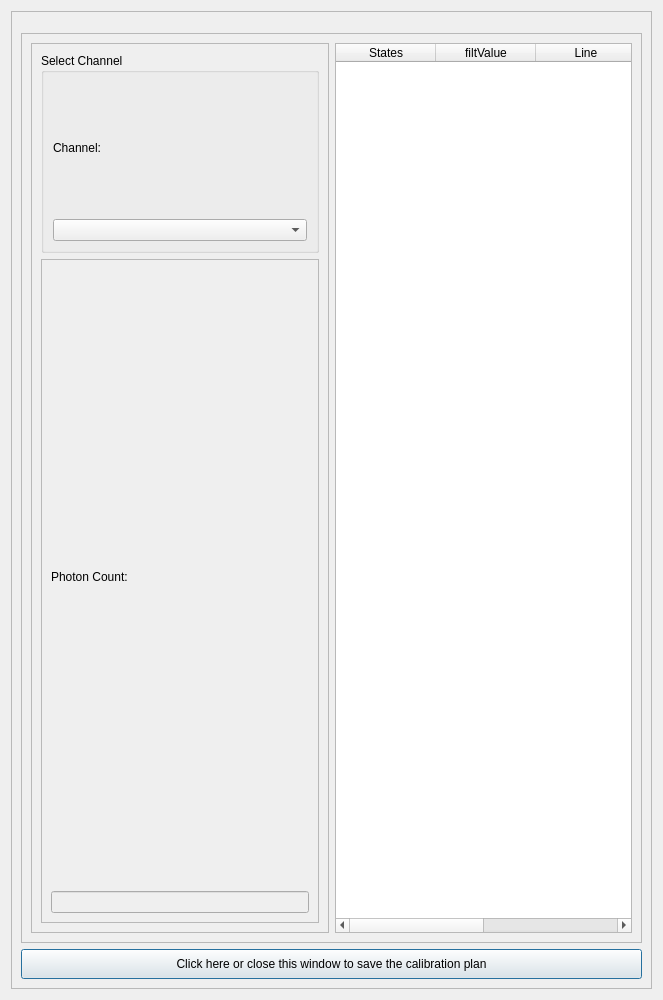
Above: massGui/ui/ChannelBrowser.ui from gmondee/massGui before the change. Below: the same form after it.
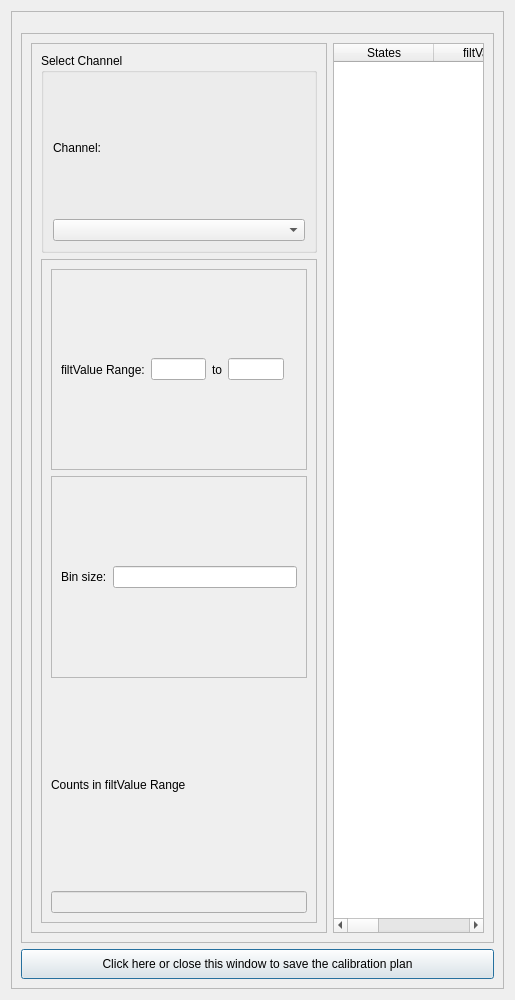
That is the form after the change. Custom widgets are drawn as their Qt base class.

The edit to the form file:
```diff
--- a/massGui/ui/ChannelBrowser.ui
+++ b/massGui/ui/ChannelBrowser.ui
@@ -6,7 +6,7 @@
    <rect>
     <x>0</x>
     <y>0</y>
-    <width>663</width>
+    <width>515</width>
     <height>1000</height>
    </rect>
   </property>
@@ -140,11 +140,84 @@
               <property name="frameShadow">
                <enum>QFrame::Raised</enum>
               </property>
-              <layout class="QVBoxLayout" name="verticalLayout">
+              <layout class="QVBoxLayout" name="verticalLayout_5">
+               <item>
+                <widget class="QFrame" name="frame_2">
+                 <property name="frameShape">
+                  <enum>QFrame::StyledPanel</enum>
+                 </property>
+                 <property name="frameShadow">
+                  <enum>QFrame::Raised</enum>
+                 </property>
+                 <layout class="QHBoxLayout" name="horizontalLayout">
+                  <item>
+                   <widget class="QLabel" name="label_4">
+                    <property name="text">
+                     <string>filtValue Range:</string>
+                    </property>
+                   </widget>
+                  </item>
+                  <item>
+                   <widget class="QLineEdit" name="eRangeLow">
+                    <property name="inputMethodHints">
+                     <set>Qt::ImhDigitsOnly</set>
+                    </property>
+                   </widget>
+                  </item>
+                  <item>
+                   <widget class="QLabel" name="label_3">
+                    <property name="text">
+                     <string>to</string>
+                    </property>
+                   </widget>
+                  </item>
+                  <item>
+                   <widget class="QLineEdit" name="eRangeHi">
+                    <property name="inputMethodHints">
+                     <set>Qt::ImhDigitsOnly</set>
+                    </property>
+                   </widget>
+                  </item>
+                  <item>
+                   <widget class="QLabel" name="label_5">
+                    <property name="text">
+                     <string/>
+                    </property>
+                   </widget>
+                  </item>
+                 </layout>
+                </widget>
+               </item>
+               <item>
+                <widget class="QFrame" name="frame_6">
+                 <property name="frameShape">
+                  <enum>QFrame::StyledPanel</enum>
+                 </property>
+                 <property name="frameShadow">
+                  <enum>QFrame::Raised</enum>
+                 </property>
+                 <layout class="QHBoxLayout" name="horizontalLayout_2">
+                  <item>
+                   <widget class="QLabel" name="label_6">
+                    <property name="text">
+                     <string>Bin size:</string>
+                    </property>
+                   </widget>
+                  </item>
+                  <item>
+                   <widget class="QLineEdit" name="binSizeBox">
+                    <property name="inputMethodHints">
+                     <set>Qt::ImhDigitsOnly|Qt::ImhPreferNumbers</set>
+                    </property>
+                   </widget>
+                  </item>
+                 </layout>
+                </widget>
+               </item>
                <item>
                 <widget class="QLabel" name="label_2">
                  <property name="text">
-                  <string>Photon Count:</string>
+                  <string>Counts in filtValue Range</string>
                  </property>
                 </widget>
                </item>
@@ -166,7 +239,7 @@
            <property name="minimumSize">
             <size>
              <width>0</width>
-             <height>300</height>
+             <height>100</height>
             </size>
            </property>
            <property name="maximumSize">
```
